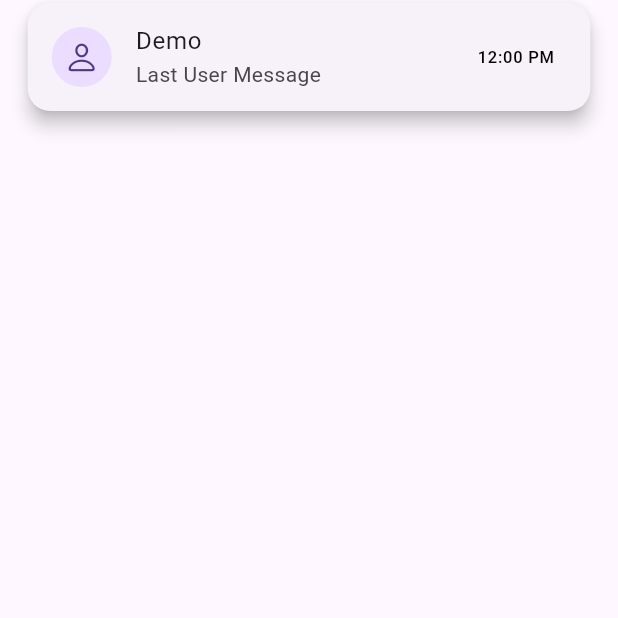
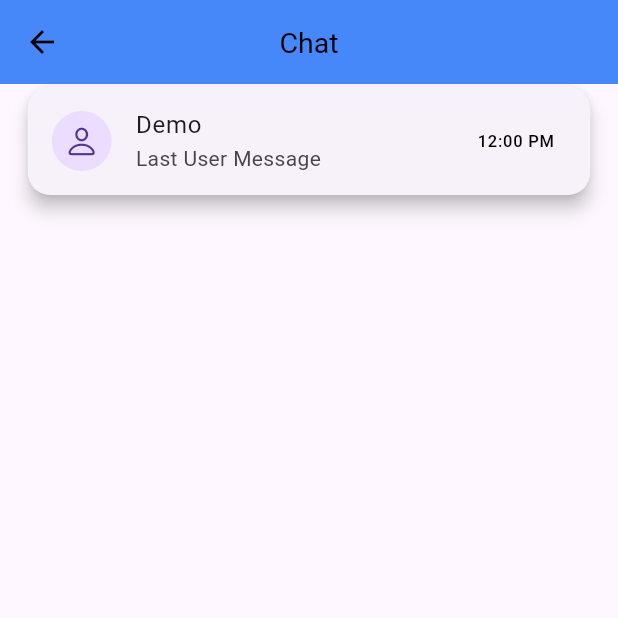
Before and after one commit to Muskan-009/Chatting, a Flutter app: the ChatCardScreen screen opened directly, on a phone screen of 412 x 824 dp, the top half of it. Run offline on Flutter 3.47's test engine with Material 3 defaults, Android fonts, the phone set to English and light mode, and no system bars; our stand-ins replace cloud_firestore, firebase_auth, firebase_core, google_sign_in; accounts and stored records are empty.

Commit message:
15-feb-25 code

```diff
--- /dev/null
+++ b/lib/model/user_model.dart
@@ -0,0 +1,29 @@
+class User {
+  final String id;
+  final String name;
+  final String imageUrl;
+
+  User({
+    required this.id,
+    required this.name,
+    required this.imageUrl,
+  });
+
+  // Factory constructor to create a User from Firestore data
+  factory User.fromMap(Map<String, dynamic> data) {
+    return User(
+      id: data['id'] ?? '', // Safely access data
+      name: data['name'] ?? 'No name',
+      imageUrl: data['image'] ?? '',
+    );
+  }
+
+  // Convert a User instance to a Map (to save it in Firestore)
+  Map<String, dynamic> toMap() {
+    return {
+      'id': id,
+      'name': name,
+      'image': imageUrl,
+    };
+  }
+}
--- a/lib/screens/chat_card_screen.dart
+++ b/lib/screens/chat_card_screen.dart
@@ -7,16 +7,24 @@ class ChatCardScreen extends StatelessWidget {
 
   @override
   Widget build(BuildContext context) {
-    return InkWell(
-      onTap: () {},
+    return Material(
+      child: Scaffold(
+        appBar: AppBar(
+          title: const Text("Chat"),
+          backgroundColor: Colors.blueAccent,
+        ),
+        body: InkWell(
+          onTap: () {
+            print("taped..");
+          },
           child: Padding(
             padding: const EdgeInsets.all(2.0),
             child: Card(
-          margin: EdgeInsets.symmetric(horizontal: mq.width * .04),
-          // color: Colors.blue.shade100,
+              margin: EdgeInsets.symmetric(
+                  horizontal: MediaQuery.of(context).size.width * .04),
               elevation: 5,
-          shape:
-              RoundedRectangleBorder(borderRadius: BorderRadius.circular(15)),
+              shape: RoundedRectangleBorder(
+                  borderRadius: BorderRadius.circular(15)),
               child: ListTile(
                 leading: CircleAvatar(
                   child: Icon(CupertinoIcons.person),
@@ -33,31 +41,8 @@ class ChatCardScreen extends StatelessWidget {
               ),
             ),
           ),
+        ),
+      ),
     );
   }
-  // Widget build(BuildContext context) {
-  //   return Scaffold(
-  //     appBar: AppBar(
-  //       title: const Text("Chat"),
-  //       backgroundColor: Colors.blueAccent,
-  //     ),
-  //     body: ListView.builder(
-  //       itemCount: 10,
-  //       itemBuilder: (context, index) {
-  //         return ListTile(
-  //           leading: CircleAvatar(
-  //             backgroundColor: Colors.blue,
-  //             child: Text("U${index + 1}"),
-  //           ),
-  //           title: Text("User ${index + 1}"),
-  //           subtitle: Text("This is message number ${index + 1}"),
-  //           trailing: Icon(Icons.chat),
-  //           onTap: () {
-  //             print("Tapped on message ${index + 1}");
-  //           },
-  //         );
-  //       },
-  //     ),
-  //   );
-  // }
 }
--- a/pubspec.yaml
+++ b/pubspec.yaml
@@ -37,6 +37,7 @@ dependencies:
   firebase_core: ^3.10.1
   google_sign_in: ^6.2.2
   firebase_auth: ^5.4.1
+  cloud_firestore: ^5.6.3
 
 dev_dependencies:
   flutter_test:
```
Also changed, not shown: lib/api/api.dart (added, +8 -0 lines), lib/screens/auth/login_Screen.dart (+22 -62 lines), lib/screens/home_screen.dart (+59 -28 lines), lib/firebase_options.dart, pubspec.lock, 7 other files. Lines whose indentation alone changed are shown as unchanged.
